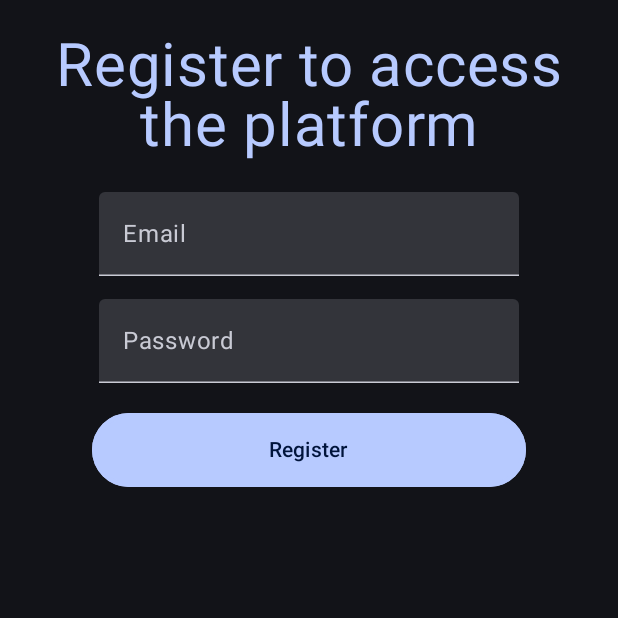
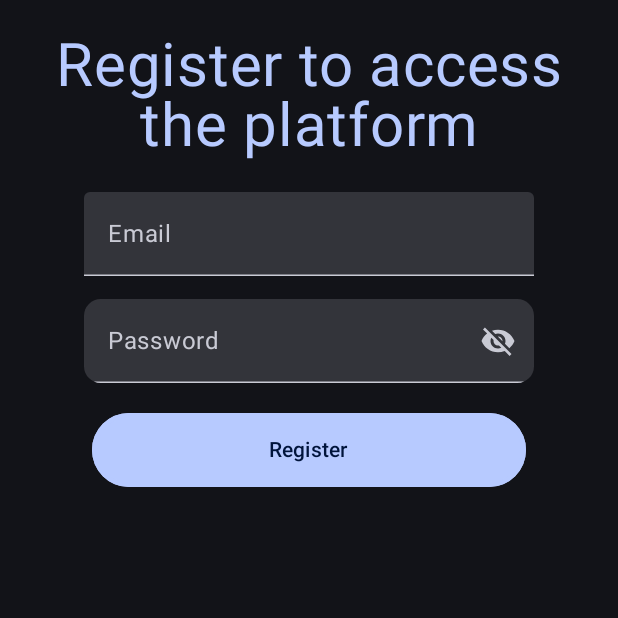
Before and after one commit to Nawho/Betpoli-Data-Entry-Frontend, an Android app built with Jetpack Compose: the RegisterScreen screen opened through its navigation route, on a phone screen of 412 x 824 dp, the top half of it. Run offline under Robolectric (Android 15) with nearby library versions, the phone set to English and light mode, and no system bars.

Commit message:
Added login, register screen & api request

```diff
--- a/app/build.gradle
+++ b/app/build.gradle
@@ -58,6 +58,10 @@ dependencies {
     implementation 'androidx.compose.material3:material3'
     implementation 'androidx.navigation:navigation-runtime-ktx:2.6.0'
     implementation "androidx.navigation:navigation-compose:2.6.0"
+    implementation "androidx.compose.material:material-icons-extended:1.3.1"
+    implementation 'com.squareup.retrofit2:retrofit:2.9.0'
+    implementation 'com.squareup.retrofit2:converter-gson:2.5.0'
+
 
     testImplementation 'junit:junit:4.13.2'
     androidTestImplementation 'androidx.test.ext:junit:1.1.5'
--- a/app/src/main/AndroidManifest.xml
+++ b/app/src/main/AndroidManifest.xml
@@ -1,9 +1,12 @@
 <?xml version="1.0" encoding="utf-8"?>
 <manifest xmlns:android="http://schemas.android.com/apk/res/android"
     xmlns:tools="http://schemas.android.com/tools">
-
+    <uses-permission android:name="android.permission.INTERNET"
+        android:usesCleartextTraffic="true"
+        />
     <application
         android:allowBackup="true"
+        android:usesCleartextTraffic="true"
         android:dataExtractionRules="@xml/data_extraction_rules"
         android:fullBackupContent="@xml/backup_rules"
         android:icon="@mipmap/ic_launcher"
--- /dev/null
+++ b/app/src/main/java/com/example/helloworld/ui/components/inputsFields.kt
@@ -0,0 +1,87 @@
+package com.example.helloworld.ui.components
+
+import androidx.compose.foundation.layout.fillMaxWidth
+import androidx.compose.foundation.shape.RoundedCornerShape
+import androidx.compose.foundation.text.KeyboardOptions
+import androidx.compose.material.icons.Icons
+import androidx.compose.material.icons.filled.Visibility
+import androidx.compose.material.icons.filled.VisibilityOff
+import androidx.compose.material3.Icon
+import androidx.compose.material3.IconButton
+import androidx.compose.material3.Text
+import androidx.compose.material3.TextField
+import androidx.compose.runtime.Composable
+import androidx.compose.runtime.mutableStateOf
+import androidx.compose.runtime.remember
+import androidx.compose.ui.Modifier
+import androidx.compose.ui.text.input.KeyboardType
+import androidx.compose.ui.text.input.PasswordVisualTransformation
+import androidx.compose.ui.text.input.TextFieldValue
+import androidx.compose.ui.text.input.VisualTransformation
+
+@Composable
+fun CustomTextField(
+    label: String,
+    keyboardOptions: KeyboardOptions,
+    modifier: Modifier = Modifier
+) {
+    val text = remember { mutableStateOf(TextFieldValue("")) }
+
+    TextField(
+        value = text.value,
+        onValueChange = {
+            text.value = it
+        },
+        keyboardOptions = keyboardOptions,
+        label = { Text(text = label) },
+        placeholder = { Text(text = "Enter your $label") },
+        modifier = modifier
+    )
+}
+
+@Composable
+fun PasswordTextField(
+    label: String,
+    modifier: Modifier = Modifier
+) {
+    val password = remember { mutableStateOf(TextFieldValue("")) }
+    val showPassword = remember { mutableStateOf(value = false) }
+
+    TextField(
+        modifier = modifier
+            .fillMaxWidth(),
+        value = password.value,
+        onValueChange = {
+            password.value = it
+        },
+        label = {
+            Text(text = label)
+        },
+        placeholder = { Text(text = "Type password here") },
+        shape = RoundedCornerShape(percent = 20),
+        visualTransformation = if (showPassword.value) {
+            VisualTransformation.None
+        } else {
+            PasswordVisualTransformation()
+        },
+        keyboardOptions = KeyboardOptions(keyboardType = KeyboardType.Password),
+        trailingIcon = {
+            if (showPassword.value) {
+                IconButton(onClick = { showPassword.value = false }) {
+                    Icon(
+                        imageVector = Icons.Filled.Visibility,
+                        contentDescription = "hide_password"
+                    )
+                }
+            } else {
+                IconButton(
+                    onClick = { showPassword.value = true }) {
+                    Icon(
+                        imageVector = Icons.Filled.VisibilityOff,
+                        contentDescription = "hide_password"
+                    )
+                }
+            }
+        }
+    )
+}
--- a/app/src/main/java/com/example/helloworld/ui/screens/register/RegisterScreen.kt
+++ b/app/src/main/java/com/example/helloworld/ui/screens/register/RegisterScreen.kt
@@ -5,21 +5,33 @@ import androidx.compose.foundation.layout.Column
 import androidx.compose.foundation.layout.fillMaxSize
 import androidx.compose.foundation.layout.offset
 import androidx.compose.foundation.layout.padding
+import androidx.compose.foundation.layout.width
+import androidx.compose.foundation.text.KeyboardOptions
 import androidx.compose.material3.MaterialTheme
 import androidx.compose.material3.Surface
 import androidx.compose.material3.Text
-import androidx.compose.material3.TextField
 import androidx.compose.runtime.Composable
-import androidx.compose.runtime.mutableStateOf
-import androidx.compose.runtime.remember
 import androidx.compose.ui.Alignment
 import androidx.compose.ui.Modifier
 import androidx.compose.ui.text.font.FontWeight
-import androidx.compose.ui.text.input.TextFieldValue
+import androidx.compose.ui.text.input.KeyboardType
 import androidx.compose.ui.text.style.TextAlign
 import androidx.compose.ui.unit.dp
 import androidx.compose.ui.unit.em
+import com.example.helloworld.models.JournalistModel
 import com.example.helloworld.ui.components.Custombutton
+import com.example.helloworld.ui.components.PasswordTextField
+import com.example.helloworld.ui.components.CustomTextField
+import com.google.gson.GsonBuilder
+import okhttp3.OkHttpClient
+import retrofit2.Call
+import retrofit2.Retrofit
+import retrofit2.converter.gson.GsonConverterFactory
+import retrofit2.http.Body
+import retrofit2.http.GET
+import retrofit2.http.POST
+import retrofit2.http.Headers
+import java.util.concurrent.TimeUnit
 
 @Composable
 fun RegisterScreen() {
@@ -37,12 +49,15 @@ fun RegisterScreen() {
 
             CustomTextField(
                 label = "Email",
+                keyboardOptions = KeyboardOptions(keyboardType = KeyboardType.Email),
+                modifier = Modifier.width(300.dp)
             )
 
-            CustomTextField(
+            PasswordTextField(
                 label = "Password",
                 modifier = Modifier
                     .offset(y = 15.dp)
+                    .width(300.dp)
             )
 
             Custombutton(
@@ -54,25 +69,6 @@ fun RegisterScreen() {
             )
         }
     }
-}
-
-
-@Composable
-fun CustomTextField(
-    label: String,
-    modifier: Modifier = Modifier
-) {
-    val text = remember { mutableStateOf(TextFieldValue("")) }
-
-    TextField(
-        value = text.value,
-        onValueChange = {
-            text.value = it
-        },
-        label = { Text(text = label) },
-        placeholder = { Text(text = "Enter your $label") },
-        modifier = modifier
-    )
 }
 
 @Composable
```
Also changed, not shown: app/src/main/java/com/example/helloworld/models/user.kt (added, +8 -0 lines), app/src/main/java/com/example/helloworld/ui/BetViewModel.kt (+68 -0 lines), 1 other file.
